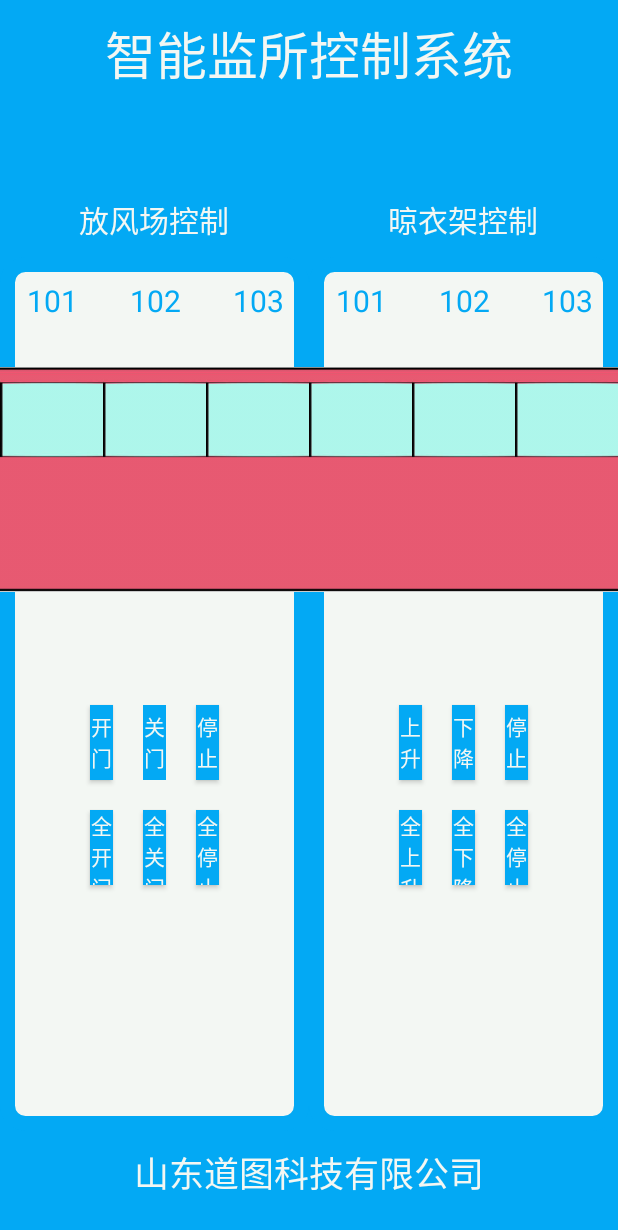
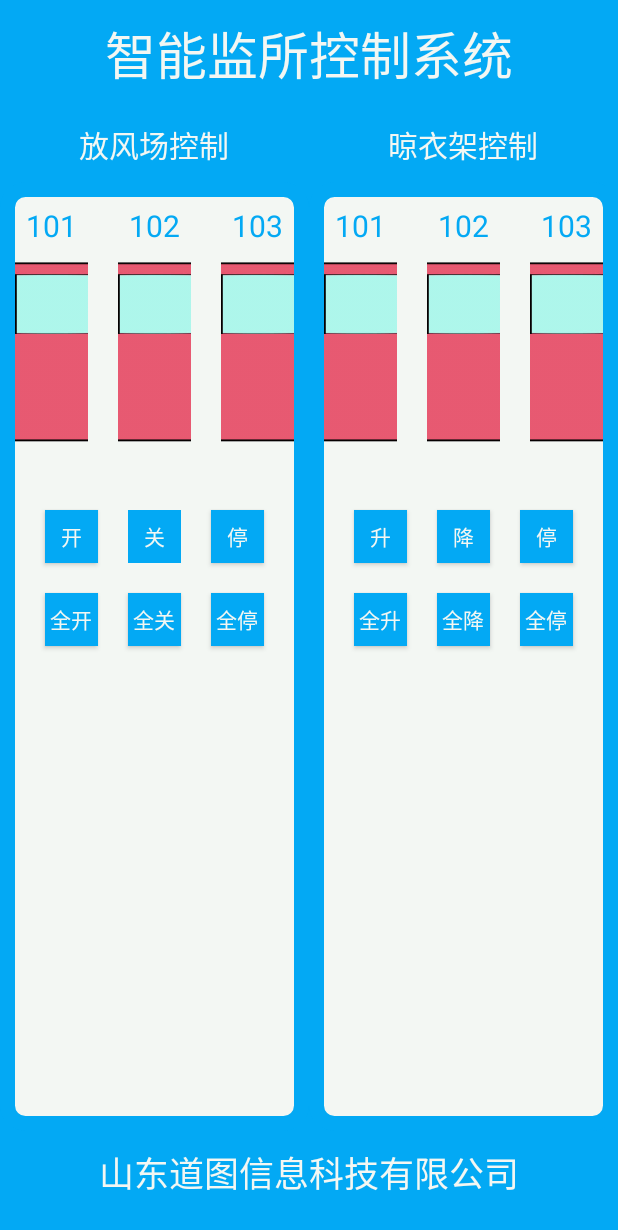
Before and after one commit to xhh4215/UDPProject, an Android app: the screen it shows after launch (MainActivity), on a phone screen of 412 x 824 dp. Shown: the top 1230 px of the screen. Run offline under Robolectric (Android 15) with nearby library versions, the phone set to English and light mode, and no system bars; our stand-ins replace EventBus.

Commit message:
程序布局的修改

```diff
--- a/app/build.gradle
+++ b/app/build.gradle
@@ -4,7 +4,7 @@ android {
     compileSdkVersion 28
     defaultConfig {
         applicationId "com.example.intelligentgate"
-        minSdkVersion 23
+        minSdkVersion 22
         targetSdkVersion 28
         versionCode 1
         versionName "1.0"
--- a/app/src/main/res/layout/activity_main_two.xml
+++ b/app/src/main/res/layout/activity_main_two.xml
@@ -8,7 +8,6 @@
     <LinearLayout
         android:layout_width="match_parent"
         android:layout_height="wrap_content"
-        android:layout_marginBottom="50dp"
         android:gravity="center_horizontal">
 
         <TextView
@@ -88,13 +87,14 @@
                     android:layout_width="0dp"
                     android:layout_height="wrap_content"
                     android:layout_weight="1"
+                    android:layout_margin="10dp"
                     android:gravity="center_horizontal"
                     android:orientation="vertical">
 
                     <TextView
-                        android:layout_width="100dp"
+                        android:layout_width="50dp"
                         android:layout_height="wrap_content"
-                        android:layout_margin="15dp"
+                        android:layout_margin="5dp"
                         android:gravity="center_horizontal"
                         android:text="101"
                         android:textColor="@color/main_background"
@@ -102,9 +102,9 @@
 
                     <ImageView
                         android:id="@+id/textView_one_door"
-                        android:layout_width="100dp"
-                        android:layout_height="150dp"
-                        android:layout_margin="15dp"
+                        android:layout_width="70dp"
+                        android:layout_height="120dp"
+                        android:layout_margin="5dp"
                         android:background="@mipmap/close" />
 
                 </LinearLayout>
@@ -114,14 +114,15 @@
                     android:layout_width="0dp"
                     android:layout_height="wrap_content"
                     android:gravity="center_horizontal"
+                    android:layout_margin="10dp"
 
                     android:layout_weight="1"
                     android:orientation="vertical">
 
                     <TextView
-                        android:layout_width="100dp"
+                        android:layout_width="50dp"
                         android:layout_height="wrap_content"
-                        android:layout_margin="15dp"
+                        android:layout_margin="5dp"
                         android:gravity="center_horizontal"
                         android:text="102"
 
@@ -130,10 +131,10 @@
 
                     <ImageView
                         android:id="@+id/textView_two_door"
-                        android:layout_width="100dp"
-                        android:layout_height="150dp"
+                        android:layout_width="70dp"
+                        android:layout_height="120dp"
 
-                        android:layout_margin="15dp"
+                        android:layout_margin="5dp"
                         android:background="@mipmap/close" />
 
                 </LinearLayout>
@@ -143,33 +144,32 @@
                     android:layout_width="0dp"
                     android:layout_height="wrap_content"
                     android:gravity="center_horizontal"
+                    android:layout_margin="10dp"
 
                     android:layout_weight="1"
                     android:orientation="vertical">
 
                     <TextView
-                        android:layout_width="100dp"
+                        android:layout_width="50dp"
                         android:layout_height="wrap_content"
-                        android:layout_margin="15dp"
+                        android:layout_margin="5dp"
                         android:gravity="center_horizontal"
-
                         android:text="103"
-
                         android:textColor="@color/main_background"
                         android:textSize="20sp" />
 
                     <ImageView
                         android:id="@+id/textView_three_door"
-                        android:layout_width="100dp"
-                        android:layout_height="150dp"
+                        android:layout_width="70dp"
+                        android:layout_height="120dp"
 
-                        android:layout_margin="15dp"
+                        android:layout_margin="5dp"
                         android:background="@mipmap/close" />
                 </LinearLayout>
             </LinearLayout>
 
             <LinearLayout
-                android:layout_margin="50dp"
+                android:layout_margin="20dp"
                 android:layout_width="match_parent"
                 android:layout_height="wrap_content"
                 android:orientation="vertical">
@@ -181,7 +181,7 @@
                     <Button
                         android:id="@+id/open_door"
                         android:layout_width="0dp"
-                        android:layout_height="50dp"
+                        android:layout_height="35dp"
                         android:layout_margin="10dp"
                         android:layout_weight="1"
                         android:background="@color/main_background"
@@ -191,7 +191,7 @@
                     <Button
                         android:id="@+id/close_door"
                         android:layout_width="0dp"
-                        android:layout_height="50dp"
+                        android:layout_height="35dp"
                         android:layout_margin="10dp"
 
                         android:layout_weight="1"
@@ -203,7 +203,7 @@
                     <Button
                         android:id="@+id/stop_door"
                         android:layout_width="0dp"
-                        android:layout_height="50dp"
+                        android:layout_height="35dp"
                         android:layout_margin="10dp"
 
                         android:layout_weight="1"
@@ -220,7 +220,7 @@
                     <Button
                         android:id="@+id/all_open_door"
                         android:layout_width="0dp"
-                        android:layout_height="50dp"
+                        android:layout_height="35dp"
                         android:layout_margin="10dp"
                         android:layout_marginLeft="50dp"
                         android:layout_weight="1"
@@ -232,7 +232,7 @@
                     <Button
                         android:id="@+id/all_close_door"
                         android:layout_width="0dp"
-                        android:layout_height="50dp"
+                        android:layout_height="35dp"
                         android:layout_margin="10dp"
 
                         android:layout_weight="1"
@@ -243,7 +243,7 @@
                     <Button
                         android:id="@+id/all_stop_door"
                         android:layout_width="0dp"
-                        android:layout_height="50dp"
+                        android:layout_height="35dp"
                         android:layout_margin="10dp"
 
                         android:layout_weight="1"
@@ -261,7 +261,6 @@
             android:layout_height="match_parent"
             android:layout_weight="1"
             android:background="@drawable/door_background"
-
             android:orientation="vertical">
 
             <LinearLayout
@@ -271,27 +270,24 @@
 
                 <LinearLayout
                     android:layout_width="0dp"
+                    android:layout_margin="10dp"
                     android:layout_height="wrap_content"
                     android:gravity="center_horizontal"
-
                     android:layout_weight="1"
                     android:orientation="vertical">
-
                     <TextView
-                        android:layout_width="100dp"
+                        android:layout_width="50dp"
                         android:layout_height="wrap_content"
-                        android:layout_margin="15dp"
                         android:gravity="center_horizontal"
                         android:text="101"
+                        android:layout_margin="5dp"
                         android:textColor="@color/main_background"
-
                         android:textSize="20sp" />
-
                     <ImageView
                         android:id="@+id/textView_one_lift"
-                        android:layout_width="100dp"
-                        android:layout_height="150dp"
-                        android:layout_margin="15dp"
+                        android:layout_width="70dp"
+                        android:layout_height="120dp"
+                        android:layout_margin="5dp"
                         android:background="@mipmap/close" />
                 </LinearLayout>
 
@@ -300,6 +296,8 @@
 
                 <LinearLayout
                     android:layout_width="0dp"
+                    android:layout_margin="10dp"
+
                     android:layout_height="wrap_content"
                     android:gravity="center_horizontal"
 
@@ -307,21 +305,22 @@
                     android:orientation="vertical">
 
                     <TextView
-                        android:layout_width="100dp"
+                        android:layout_width="50dp"
                         android:layout_height="wrap_content"
-                        android:layout_margin="15dp"
                         android:gravity="center_horizontal"
                         android:text="102"
                         android:textColor="@color/main_background"
+                        android:layout_margin="5dp"
 
 
                         android:textSize="20sp" />
 
                     <ImageView
                         android:id="@+id/textView_two_lift"
-                        android:layout_width="100dp"
-                        android:layout_height="150dp"
-                        android:layout_margin="15dp"
+                        android:layout_width="70dp"
+                        android:layout_margin="5dp"
+
+                        android:layout_height="120dp"
                         android:background="@mipmap/close" />
 
                 </LinearLayout>
@@ -329,6 +328,7 @@
 
                 <LinearLayout
                     android:layout_width="0dp"
+                    android:layout_margin="10dp"
                     android:layout_height="wrap_content"
                     android:layout_weight="1"
                     android:gravity="center_horizontal"
@@ -336,10 +336,10 @@
                     android:orientation="vertical">
 
                     <TextView
-                        android:layout_width="100dp"
+                        android:layout_width="50dp"
                         android:layout_height="wrap_content"
-                        android:layout_margin="15dp"
                         android:gravity="center_horizontal"
+                        android:layout_margin="5dp"
                         android:text="103"
                         android:textColor="@color/main_background"
 
@@ -347,10 +347,10 @@
 
                     <ImageView
                         android:id="@+id/textView_three_lift"
-                        android:layout_width="100dp"
-                        android:layout_height="150dp"
+                        android:layout_width="70dp"
+                        android:layout_margin="5dp"
 
-                        android:layout_margin="15dp"
+                        android:layout_height="120dp"
                         android:background="@mipmap/close" />
                 </LinearLayout>
             </LinearLayout>
@@ -358,7 +358,7 @@
             <LinearLayout
                 android:layout_width="match_parent"
                 android:layout_height="wrap_content"
-                 android:layout_margin="50dp"
+                android:layout_margin="20dp"
                 android:orientation="vertical">
 
                 <LinearLayout
@@ -368,10 +368,9 @@
                     <Button
                         android:id="@+id/up_lift"
                         android:layout_width="0dp"
-                        android:layout_height="50dp"
+                        android:layout_height="35dp"
+                        android:layout_weight="1"
                         android:layout_margin="10dp"
-                        android:layout_weight="1"
-
                         android:background="@color/main_background"
                         android:text="@string/app_up"
                         android:textColor="@color/text_color" />
@@ -379,9 +378,9 @@
                     <Button
                         android:id="@+id/down_lift"
                         android:layout_width="0dp"
-                        android:layout_height="50dp"
+                        android:layout_height="35dp"
+                        android:layout_weight="1"
                         android:layout_margin="10dp"
-                        android:layout_weight="1"
 
                         android:background="@color/main_background"
                         android:text="@string/app_down"
@@ -390,9 +389,10 @@
                     <Button
                         android:id="@+id/stop_lift"
                         android:layout_width="0dp"
-                        android:layout_height="50dp"
+                        android:layout_height="35dp"
+                        android:layout_weight="1"
                         android:layout_margin="10dp"
-                        android:layout_weight="1"
+
                         android:background="@color/main_background"
                         android:text="@string/app_stop"
                         android:textColor="@color/text_color" />
@@ -406,10 +406,10 @@
                     <Button
                         android:id="@+id/all_up_lift"
                         android:layout_width="0dp"
-                        android:layout_height="50dp"
+                        android:layout_height="35dp"
+                        android:layout_margin="10dp"
                         android:text="@string/all_app_up"
 
-                        android:layout_margin="10dp"
                         android:layout_weight="1"
                         android:background="@color/main_background"
                         android:textColor="@color/text_color" />
@@ -417,8 +417,9 @@
                     <Button
                         android:id="@+id/all_down_lift"
                         android:layout_width="0dp"
-                        android:layout_height="50dp"
+                        android:layout_height="35dp"
                         android:layout_margin="10dp"
+
 
                         android:layout_weight="1"
                         android:background="@color/main_background"
@@ -429,10 +430,11 @@
                     <Button
                         android:id="@+id/all_stop_lift"
                         android:layout_width="0dp"
-                        android:layout_height="50dp"
-                        android:layout_margin="10dp"
+                        android:layout_height="35dp"
                         android:layout_marginRight="50dp"
                         android:layout_weight="1"
+                        android:layout_margin="10dp"
+
                         android:background="@color/main_background"
                         android:text="@string/all_app_stop"
 
--- a/app/src/main/res/values/strings.xml
+++ b/app/src/main/res/values/strings.xml
@@ -1,15 +1,15 @@
 <resources>
     <string name="app_name">IntelligentGate</string>
     <string name="app_title">智能监所控制系统</string>
-    <string name="app_address">山东道图科技有限公司</string>
-    <string name="app_open">开门</string>
-    <string name="all_app_open">全开门</string>
-    <string name="app_close">关门</string>
-    <string name="all_app_close">全关门</string>
-    <string name="app_stop">停止</string>
-    <string name="all_app_stop">全停止</string>
-    <string name="app_up">上升</string>
-    <string name="all_app_up">全上升</string>
-    <string name="app_down">下降</string>
-    <string name="all_app_down">全下降</string>
+    <string name="app_address">山东道图信息科技有限公司</string>
+    <string name="app_open">开</string>
+    <string name="all_app_open">全开</string>
+    <string name="app_close">关</string>
+    <string name="all_app_close">全关</string>
+    <string name="app_stop">停</string>
+    <string name="all_app_stop">全停</string>
+    <string name="app_up">升</string>
+    <string name="all_app_up">全升</string>
+    <string name="app_down">降</string>
+    <string name="all_app_down">全降</string>
 </resources>
```
